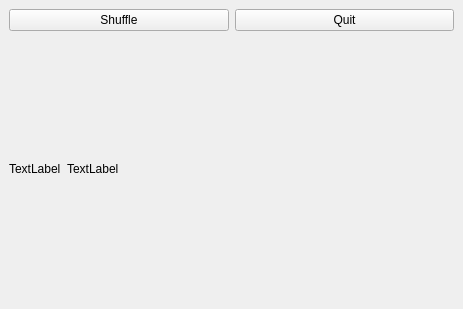
Above: mainwindow.ui from TheWoodenTree/Maze-Algorithms before the change. Below: the same form after it.
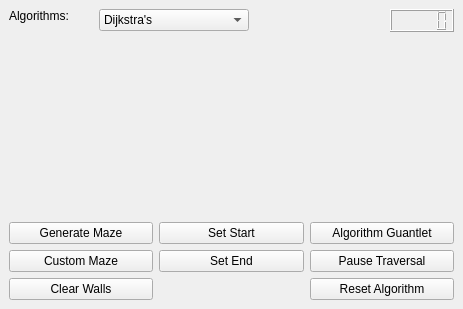
That is the form after the change.

Patch:
```diff
--- a/mainwindow.ui
+++ b/mainwindow.ui
@@ -15,6 +15,60 @@
   </property>
   <widget class="QWidget" name="centralwidget">
    <layout class="QVBoxLayout" name="verticalLayout_2">
+    <item>
+     <layout class="QHBoxLayout" name="horizontalLayout">
+      <property name="spacing">
+       <number>5</number>
+      </property>
+      <item alignment="Qt::AlignTop">
+       <widget class="QLabel" name="label">
+        <property name="maximumSize">
+         <size>
+          <width>85</width>
+          <height>16777215</height>
+         </size>
+        </property>
+        <property name="lineWidth">
+         <number>1</number>
+        </property>
+        <property name="text">
+         <string>Algorithms:</string>
+        </property>
+        <property name="margin">
+         <number>3</number>
+        </property>
+       </widget>
+      </item>
+      <item alignment="Qt::AlignTop">
+       <widget class="QComboBox" name="algorithmBox">
+        <property name="maximumSize">
+         <size>
+          <width>150</width>
+          <height>16777215</height>
+         </size>
+        </property>
+        <item>
+         <property name="text">
+          <string>Dijkstra's</string>
+         </property>
+        </item>
+        <item>
+         <property name="text">
+          <string>Depth-First</string>
+         </property>
+        </item>
+        <item>
+         <property name="text">
+          <string>Breadth-First</string>
+         </property>
+        </item>
+       </widget>
+      </item>
+      <item alignment="Qt::AlignRight|Qt::AlignTop">
+       <widget class="QLCDNumber" name="lcdNumber"/>
+      </item>
+     </layout>
+    </item>
     <item>
      <layout class="QGridLayout" name="gridLayout">
       <property name="spacing">
@@ -23,51 +77,62 @@
      </layout>
     </item>
     <item>
-     <layout class="QHBoxLayout" name="horizontalLayout">
-      <item>
-       <widget class="QPushButton" name="shuffleButton">
+     <layout class="QGridLayout" name="gridLayout_2">
+      <item row="1" column="1">
+       <widget class="QPushButton" name="setEndButton">
         <property name="text">
-         <string>Shuffle</string>
+         <string>Set End</string>
         </property>
        </widget>
       </item>
-      <item>
-       <widget class="QPushButton" name="quitButton">
+      <item row="0" column="1">
+       <widget class="QPushButton" name="setStartButton">
         <property name="text">
-         <string>Quit</string>
+         <string>Set Start</string>
         </property>
        </widget>
       </item>
-     </layout>
-    </item>
-    <item>
-     <layout class="QHBoxLayout" name="horizontalLayout_2">
-      <item>
-       <widget class="QLabel" name="flagsLabel">
+      <item row="2" column="0">
+       <widget class="QPushButton" name="clearButton">
         <property name="text">
-         <string>TextLabel</string>
+         <string>Clear Walls</string>
         </property>
        </widget>
       </item>
-      <item>
-       <widget class="QLabel" name="clearedLabel">
+      <item row="0" column="0">
+       <widget class="QPushButton" name="generateButton">
         <property name="text">
-         <string>TextLabel</string>
+         <string>Generate Maze</string>
         </property>
        </widget>
       </item>
-      <item>
-       <spacer name="horizontalSpacer">
-        <property name="orientation">
-         <enum>Qt::Horizontal</enum>
+      <item row="1" column="0">
+       <widget class="QPushButton" name="customButton">
+        <property name="text">
+         <string>Custom Maze</string>
         </property>
-        <property name="sizeHint" stdset="0">
-         <size>
-          <width>40</width>
-          <height>20</height>
-         </size>
+       </widget>
+      </item>
+      <item row="1" column="2">
+       <widget class="QPushButton" name="pauseButton">
+        <property name="text">
+         <string>Pause Traversal</string>
         </property>
-       </spacer>
+       </widget>
+      </item>
+      <item row="0" column="2">
+       <widget class="QPushButton" name="guantletButton">
+        <property name="text">
+         <string>Algorithm Guantlet</string>
+        </property>
+       </widget>
+      </item>
+      <item row="2" column="2">
+       <widget class="QPushButton" name="resetButton">
+        <property name="text">
+         <string>Reset Algorithm</string>
+        </property>
+       </widget>
       </item>
      </layout>
     </item>
```
